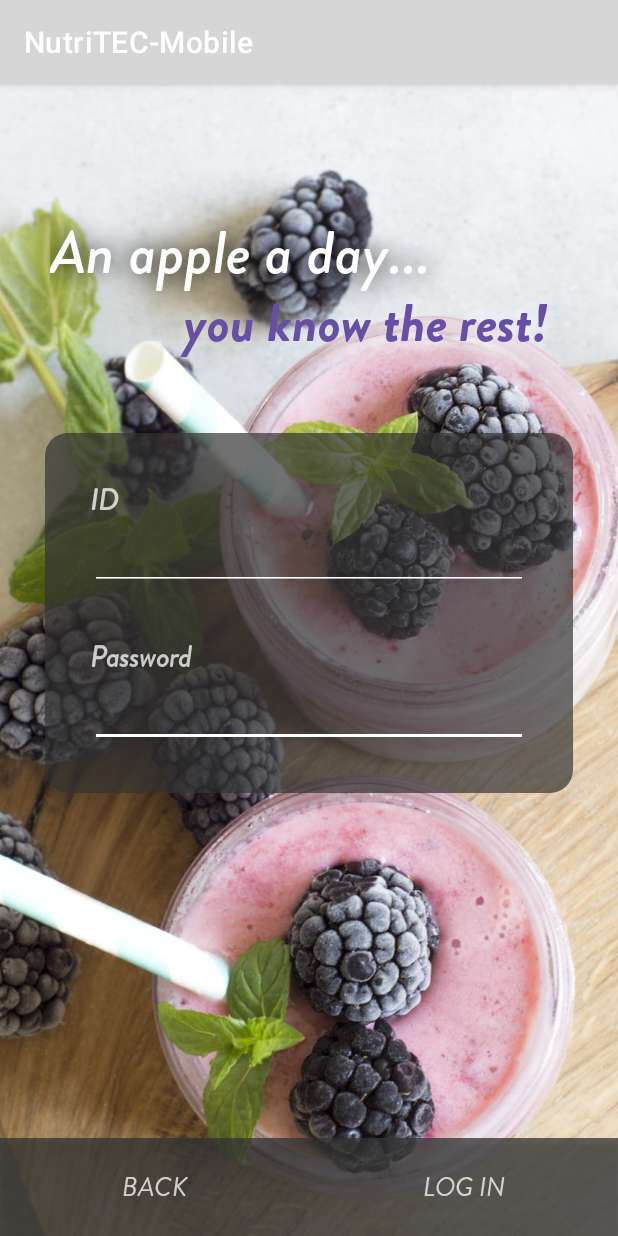
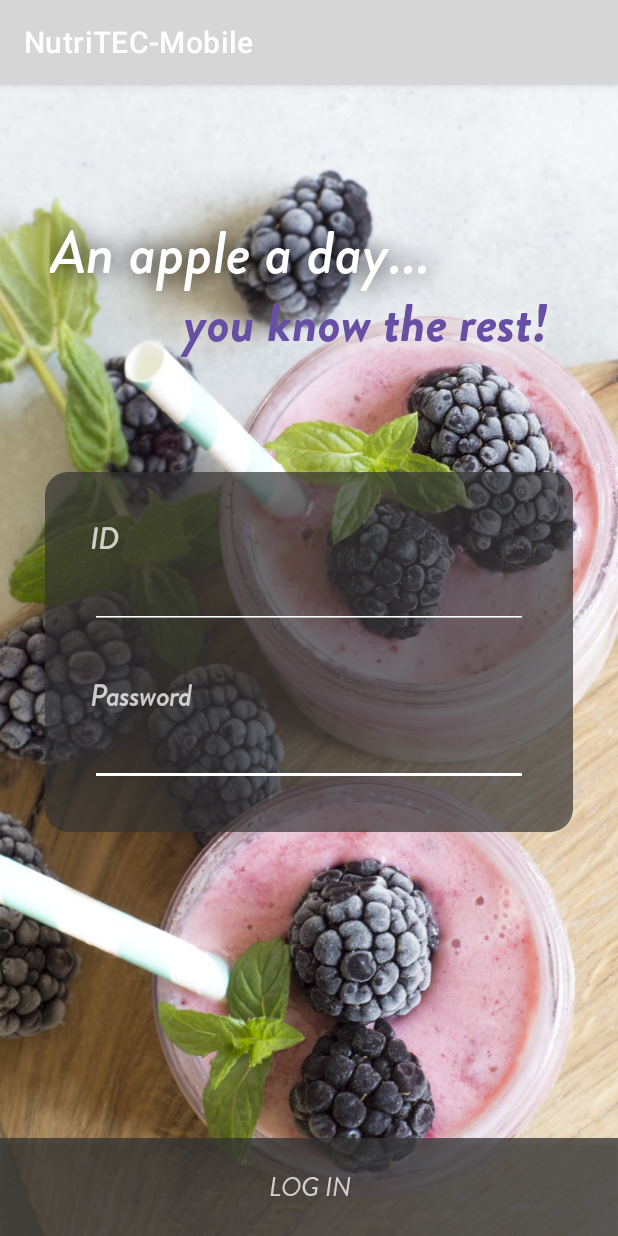
Before and after one commit to Data-Bases/NutriTEC-Mobile, an Android app: the screen it shows after launch (LogInPageActivity), on a phone screen of 412 x 824 dp. Run offline under Robolectric (Android 15) with nearby library versions, the phone set to English and light mode, and no system bars; our stand-ins replace Volley.

Commit message:
Views update

```diff
--- a/app/src/main/java/com/example/nutritec_mobile/LogInPageActivity.java
+++ b/app/src/main/java/com/example/nutritec_mobile/LogInPageActivity.java
@@ -11,8 +11,7 @@ import android.widget.EditText;
 import androidx.appcompat.app.AppCompatActivity;
 
 public class LogInPageActivity  extends AppCompatActivity  {
-    private SQLiteManager sqLiteManager;
-    public Button back_button;
+    private DataBaseHandler DBManager;
     public Button login_button;
     public EditText edit_ID;
     public EditText edit_password;
@@ -26,28 +25,16 @@ public class LogInPageActivity  extends AppCompatActivity  {
         super.onCreate(savedInstanceState);
         setContentView(R.layout.login_page_activity);
 
-        sqLiteManager = SQLiteManager.instanceOfDatabase(this);
+        DBManager = new DataBaseHandler(this);
 
-        back_button = (Button) findViewById(R.id.login_back_button);
         login_button = (Button) findViewById(R.id.login_button);
         edit_ID = (EditText) findViewById(R.id.login_editTextNumber);
         edit_password = (EditText) findViewById(R.id.login_editTextPassword);
 
-        back_button.setOnClickListener(new View.OnClickListener() {
-            @Override
-            public void onClick(View v) {
-                Intent intent = new Intent(LogInPageActivity.this, LogInActivity.class);
-                startActivity(intent);
-                finish();
-            }
-        });
 
         login_button.setOnClickListener(new View.OnClickListener() {
             @Override
             public void onClick(View v) {
-                //ClassService.classArrayList.clear();
-                //sqLiteManager.initialize();
-                sqLiteManager.getClasses();
                 if (verifyInformation()){
                     Client.ID_client = Integer.parseInt(edit_ID.getText().toString());
                     Intent intent = new Intent(LogInPageActivity.this, HomePageActivity.class);
@@ -62,12 +49,12 @@ public class LogInPageActivity  extends AppCompatActivity  {
         if (verifyNotNulls()){
             AlertDialog.Builder errorMessage = new AlertDialog.Builder(this);
             errorMessage.setCancelable(true);
-            if(sqLiteManager.verifyIDAvailability(Integer.parseInt(edit_ID.getText().toString()))){
+            if(DBManager.verifyIDAvailability(Integer.parseInt(edit_ID.getText().toString()))){
                 Log.e("LOGIN TEST", "FAILED AT NON EXISTING ID");
                 errorMessage.setMessage("The client doesn't exist.");
                 status = false;
             } else {
-                if (!sqLiteManager.verifyPassword(Integer.parseInt(edit_ID.getText().toString()), edit_password.getText().toString())){
+                if (!DBManager.verifyPassword(Integer.parseInt(edit_ID.getText().toString()), edit_password.getText().toString())){
                     Log.e("LOGIN TEST", "FAILED AT CHECKING PASSWORD");
                     errorMessage.setMessage("Incorrect password.");
                     status = false;
--- a/app/src/main/res/layout/activity_main.xml
+++ b/app/src/main/res/layout/activity_main.xml
@@ -19,6 +19,7 @@
         android:layout_width="wrap_content"
         android:layout_height="match_parent"
         android:layout_gravity="start"
+        android:background="#c0333333"
         android:fitsSystemWindows="true"
         app:headerLayout="@layout/nav_header_main"
         app:menu="@menu/activity_main_drawer" />
--- a/app/src/main/res/layout/login_page_activity.xml
+++ b/app/src/main/res/layout/login_page_activity.xml
@@ -23,7 +23,7 @@
     <Button
         android:id="@+id/login_button"
         style="@style/Widget.AppCompat.Button.Colored"
-        android:layout_width="206dp"
+        android:layout_width="0dp"
         android:layout_height="65dp"
         android:background="#C0FFFFFF"
         android:drawableTint="@color/palette_blue"
@@ -33,23 +33,9 @@
         android:textSize="18dp"
         app:backgroundTint="@color/palette_dark"
         app:layout_constraintBottom_toBottomOf="parent"
-        app:layout_constraintStart_toEndOf="@+id/space"
+        app:layout_constraintEnd_toEndOf="parent"
+        app:layout_constraintStart_toStartOf="parent"
         app:rippleColor="@color/palette_dark" />
-
-    <Button
-        android:id="@+id/login_back_button"
-        style="@style/Widget.AppCompat.Button.Colored"
-        android:layout_width="206dp"
-        android:layout_height="65dp"
-        android:background="#C0FFFFFF"
-        android:drawableTint="@color/palette_blue"
-        android:fontFamily="@font/brandon_grotesque_regular_italic"
-        android:text="Back"
-        android:textColor="#c0FFFFFF"
-        android:textSize="18dp"
-        app:backgroundTint="@color/palette_dark"
-        app:layout_constraintBottom_toBottomOf="parent"
-        app:layout_constraintEnd_toStartOf="@+id/space" />
 
     <Space
         android:id="@+id/space"
@@ -102,12 +88,12 @@
         android:layout_marginTop="20dp"
         android:layout_marginEnd="30dp"
         android:backgroundTint="@color/palette_dark"
-        app:layout_constraintBottom_toTopOf="@+id/login_back_button"
+        app:layout_constraintBottom_toTopOf="@+id/login_button"
         app:layout_constraintEnd_toEndOf="parent"
         app:layout_constraintHorizontal_bias="0.0"
         app:layout_constraintStart_toStartOf="parent"
         app:layout_constraintTop_toBottomOf="@+id/login_title2"
-        app:layout_constraintVertical_bias="0.100000024"
+        app:layout_constraintVertical_bias="0.19999999"
         app:srcCompat="@drawable/box"
         app:tint="@color/palette_dark" />
 
--- a/app/src/main/res/layout/nav_header_main.xml
+++ b/app/src/main/res/layout/nav_header_main.xml
@@ -27,9 +27,4 @@
         android:text="@string/nav_header_title"
         android:textAppearance="@style/TextAppearance.AppCompat.Body1" />
 
-    <TextView
-        android:id="@+id/textView"
-        android:layout_width="wrap_content"
-        android:layout_height="wrap_content"
-        android:text="@string/nav_header_subtitle" />
 </LinearLayout>
```
Also changed, not shown: app/src/main/java/com/example/nutritec_mobile/Client.java (+4 -134 lines), app/src/main/java/com/example/nutritec_mobile/DataBaseHandler.java (+7 -0 lines), app/src/main/res/layout/app_bar_main.xml (+0 -9 lines), app/src/main/res/menu/activity_main_drawer.xml (+7 -8 lines).
